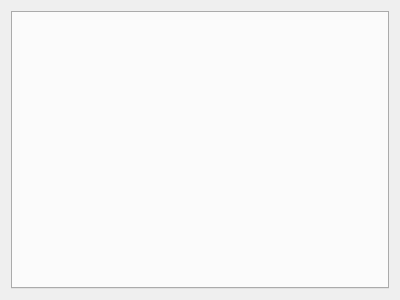
First picture: the form in calibrationdialog.ui, repository KITrokopter/GUI-Application, before the edit.
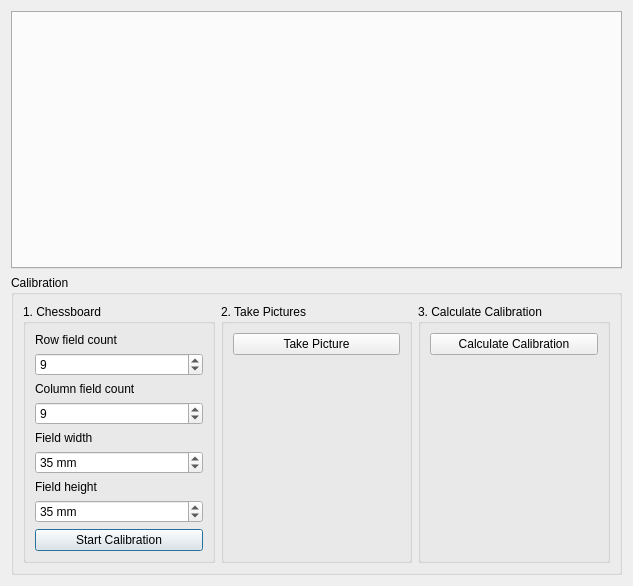
Second picture: the form after the edit.

Commit message:
Add calibration UI to the calibration dialog
Previously, single- and multi camera calibration was separated.

```diff
--- a/calibrationdialog.ui
+++ b/calibrationdialog.ui
@@ -6,8 +6,8 @@
    <rect>
     <x>0</x>
     <y>0</y>
-    <width>400</width>
-    <height>300</height>
+    <width>633</width>
+    <height>586</height>
    </rect>
   </property>
   <property name="windowTitle">
@@ -21,6 +21,163 @@
      </property>
     </widget>
    </item>
+   <item>
+    <widget class="QGroupBox" name="groupBox">
+     <property name="title">
+      <string>Calibration</string>
+     </property>
+     <layout class="QHBoxLayout" name="horizontalLayout">
+      <item>
+       <widget class="QGroupBox" name="groupBox_3">
+        <property name="title">
+         <string>1. Chessboard</string>
+        </property>
+        <layout class="QVBoxLayout" name="verticalLayout_2">
+         <item>
+          <widget class="QLabel" name="label">
+           <property name="text">
+            <string>Row field count</string>
+           </property>
+          </widget>
+         </item>
+         <item>
+          <widget class="QSpinBox" name="rowCountSpinBox">
+           <property name="minimum">
+            <number>2</number>
+           </property>
+           <property name="maximum">
+            <number>50</number>
+           </property>
+           <property name="value">
+            <number>9</number>
+           </property>
+          </widget>
+         </item>
+         <item>
+          <widget class="QLabel" name="label_2">
+           <property name="text">
+            <string>Column field count</string>
+           </property>
+          </widget>
+         </item>
+         <item>
+          <widget class="QSpinBox" name="columnCountSpinBox">
+           <property name="minimum">
+            <number>2</number>
+           </property>
+           <property name="maximum">
+            <number>50</number>
+           </property>
+           <property name="value">
+            <number>9</number>
+           </property>
+          </widget>
+         </item>
+         <item>
+          <widget class="QLabel" name="label_3">
+           <property name="text">
+            <string>Field width</string>
+           </property>
+          </widget>
+         </item>
+         <item>
+          <widget class="QSpinBox" name="fieldWidthSpinBox">
+           <property name="suffix">
+            <string> mm</string>
+           </property>
+           <property name="minimum">
+            <number>10</number>
+           </property>
+           <property name="maximum">
+            <number>1000</number>
+           </property>
+           <property name="value">
+            <number>35</number>
+           </property>
+          </widget>
+         </item>
+         <item>
+          <widget class="QLabel" name="label_4">
+           <property name="text">
+            <string>Field height</string>
+           </property>
+          </widget>
+         </item>
+         <item>
+          <widget class="QSpinBox" name="fieldHeightSpinBox">
+           <property name="suffix">
+            <string> mm</string>
+           </property>
+           <property name="minimum">
+            <number>10</number>
+           </property>
+           <property name="maximum">
+            <number>1000</number>
+           </property>
+           <property name="value">
+            <number>35</number>
+           </property>
+          </widget>
+         </item>
+         <item>
+          <widget class="QPushButton" name="startCalibrationButton">
+           <property name="text">
+            <string>Start Calibration</string>
+           </property>
+          </widget>
+         </item>
+        </layout>
+       </widget>
+      </item>
+      <item>
+       <widget class="QGroupBox" name="groupBox_2">
+        <property name="title">
+         <string>2. Take Pictures</string>
+        </property>
+        <layout class="QVBoxLayout" name="verticalLayout_3">
+         <item>
+          <widget class="QPushButton" name="takePictureButton">
+           <property name="text">
+            <string>Take Picture</string>
+           </property>
+          </widget>
+         </item>
+         <item>
+          <widget class="QLabel" name="takePictureLabel">
+           <property name="text">
+            <string/>
+           </property>
+          </widget>
+         </item>
+        </layout>
+       </widget>
+      </item>
+      <item>
+       <widget class="QGroupBox" name="groupBox_4">
+        <property name="title">
+         <string>3. Calculate Calibration</string>
+        </property>
+        <layout class="QVBoxLayout" name="verticalLayout_4">
+         <item>
+          <widget class="QPushButton" name="calculateCalibrationButton">
+           <property name="text">
+            <string>Calculate Calibration</string>
+           </property>
+          </widget>
+         </item>
+         <item>
+          <widget class="QLabel" name="calculateCalibrationLabel">
+           <property name="text">
+            <string/>
+           </property>
+          </widget>
+         </item>
+        </layout>
+       </widget>
+      </item>
+     </layout>
+    </widget>
+   </item>
   </layout>
  </widget>
  <resources/>
```
The commit also changes 4 other files.
